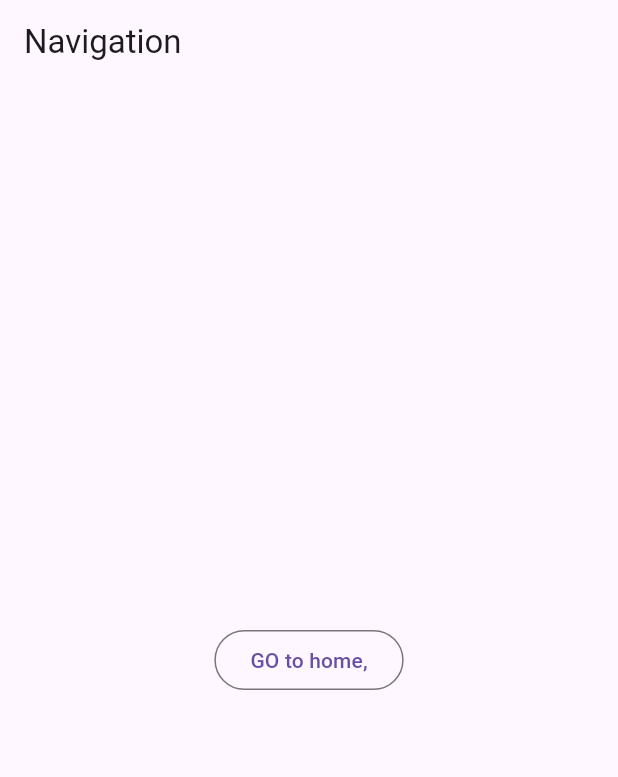
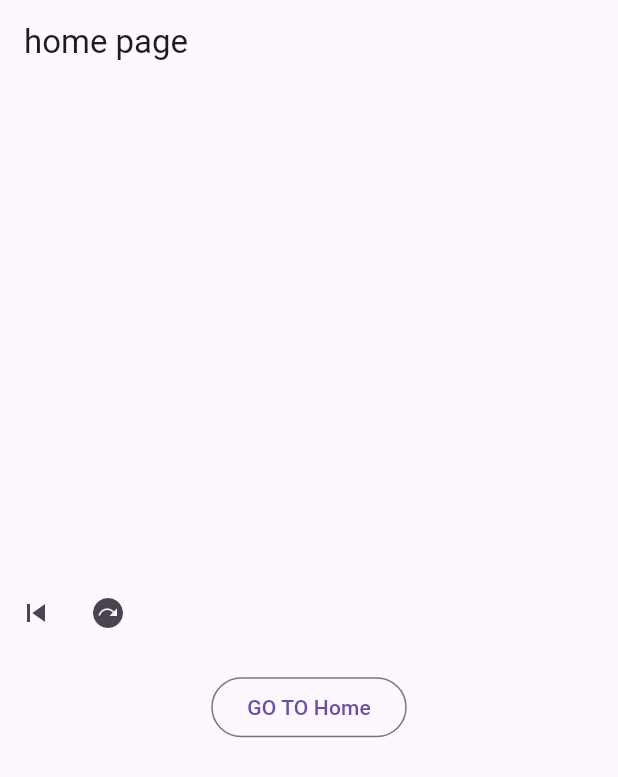
Before and after one commit to LINDEX171/getx, a Flutter app: the screen it shows after launch, on a phone screen of 412 x 824 dp. Shown: the top 777 px of the screen. Run offline on Flutter 3.47's test engine with Material 3 defaults, Android fonts, the phone set to English and light mode, and no system bars; our stand-ins replace get.

Commit message:
using Get.toNamed (for named navigation)

```diff
--- a/lib/home.dart
+++ b/lib/home.dart
@@ -1,5 +1,6 @@
 import 'package:flutter/material.dart';
 import 'package:get/get.dart';
+import 'package:getx/nextscreen.dart';
 
 class HomePage extends StatelessWidget {
   const HomePage({super.key});
@@ -8,8 +9,7 @@ class HomePage extends StatelessWidget {
   Widget build(BuildContext context) {
     return Scaffold(
       appBar: AppBar(title: Text("home page")),
-      body: Center(
-        child: Column(
+      body: Column(
         // crossAxisAlignment: CrossAxisAlignment.center,
         mainAxisAlignment: MainAxisAlignment.center,
         children: [
@@ -26,9 +26,10 @@ class HomePage extends StatelessWidget {
           ),
           SizedBox(height: 15,),
           // Text("${Get.arguments}",style: TextStyle(color: Colors.red)),
-
+          OutlinedButton(onPressed: () {
+            Get.toNamed("/nextScreen");
+          }, child: Text("GO TO Home"))
         ],
-        ),
       ),
     );
   }
--- a/lib/main.dart
+++ b/lib/main.dart
@@ -1,6 +1,7 @@
 import 'package:flutter/material.dart';
 import 'package:get/get.dart';
 import 'package:getx/home.dart';
+import 'package:getx/nextscreen.dart';
 
 void main() {
   runApp(const MyApp());
@@ -13,41 +14,19 @@ class MyApp extends StatelessWidget {
   @override
   Widget build(BuildContext context) {
     return GetMaterialApp(
-      title: 'Flutter Demo',
-      home: Scaffold(
-        appBar: AppBar(title: Text("Navigation")),
-        body: Center(
-          child: OutlinedButton(
-            onPressed: () async {
-              // Get.to(
-              //   HomePage(),
-              //    // fullscreenDialog: true,
-              //
-              //   //to provide animation
-              //   transition: Transition.zoom,
-              //     //duration for transition animation
-              //      duration: Duration(milliseconds: 4000),
-              //   //Curve Animation
-              //   // curve: Curves.bounceInOut
-              // );
-
-              // Go to home screen but no option to return to previous screen
-              // Get.off(HomePage());
-
-              //Go to home screen and cancel all previous
-              //screen route
-              // Get.offAll(HomePage());
-              //Go to the next screen with some data
-              // Get.to(HomePage(),arguments: "data from main");
-
-              //Go to the next screen and receive data sent from home screen
-             var data =await Get.to(HomePage());
-             print("the received data is ${data}");
-            },
-            child: Text("GO to home,"),
-          ),
+      title: 'Navigation ',
+      initialRoute: "/",
+      defaultTransition: Transition.zoom,
+      getPages: [
+        GetPage(
+          name: "/",
+          page: () => HomePage(),
         ),
-      ),
+        GetPage(
+            name: "/nextScreen",
+            page: () => NextScreenPage(),
+            transition: Transition.leftToRight)
+      ],
     );
   }
 }
```
Also changed, not shown: lib/nextscreen.dart (added, +17 -0 lines). Lines whose indentation alone changed are shown as unchanged.
